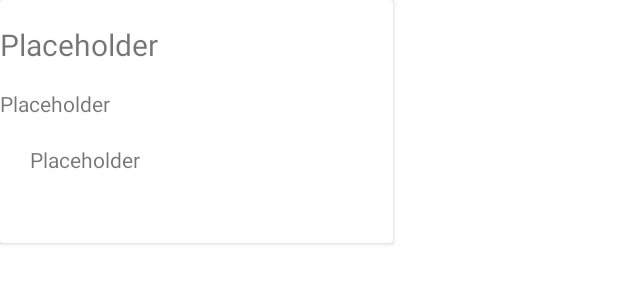
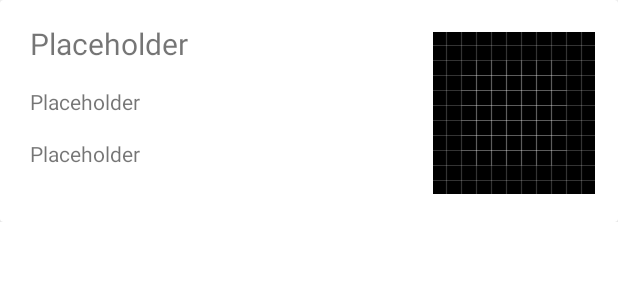
Before and after one commit to NandanTadi/RUPizzeriaMobile, an Android app: the layout pizza_row.xml on its own in the app's theme, with its tools: preview values and no code run, on a phone screen of 412 x 824 dp. Shown: the top 300 px of the screen. Run offline under Robolectric (Android 15) with nearby library versions, the phone set to English and light mode, and no system bars.

Commit message:
image edits

```diff
--- a/app/src/main/res/layout/pizza_row.xml
+++ b/app/src/main/res/layout/pizza_row.xml
@@ -10,7 +10,6 @@
         android:id="@+id/pizza_card"
         android:layout_width="match_parent"
         android:layout_height="wrap_content"
-        android:layout_marginEnd="150dp"
         app:layout_constraintEnd_toEndOf="parent"
         app:layout_constraintStart_toStartOf="parent"
         app:layout_constraintTop_toTopOf="parent">
@@ -24,45 +23,48 @@
                 android:id="@+id/pizza_name"
                 android:layout_width="wrap_content"
                 android:layout_height="wrap_content"
-                android:layout_marginTop="16dp"
+                android:layout_marginStart="20dp"
+                android:layout_marginTop="15dp"
                 android:text="Placeholder"
                 android:textSize="20sp"
-                app:layout_constraintTop_toTopOf="parent"
-                tools:layout_editor_absoluteX="16dp" />
+                app:layout_constraintStart_toStartOf="parent"
+                app:layout_constraintTop_toTopOf="parent" />
 
             <TextView
                 android:id="@+id/pizza_crust"
                 android:layout_width="wrap_content"
                 android:layout_height="wrap_content"
-                android:layout_marginTop="16dp"
+                android:layout_marginStart="20dp"
+                android:layout_marginTop="15dp"
                 android:text="Placeholder"
-                app:layout_constraintTop_toBottomOf="@+id/pizza_name"
-                tools:layout_editor_absoluteX="16dp" />
+                app:layout_constraintStart_toStartOf="parent"
+                app:layout_constraintTop_toBottomOf="@+id/pizza_name" />
 
             <TextView
                 android:id="@+id/pizza_toppings"
-                android:layout_width="190dp"
+                android:layout_width="200dp"
                 android:layout_height="55dp"
-                android:layout_marginTop="18dp"
-                android:layout_marginEnd="52dp"
-                android:layout_marginBottom="10dp"
-                android:autoSizeMinTextSize="8px"
+                android:layout_marginStart="20dp"
+                android:layout_marginTop="15dp"
+                android:autoSizeMinTextSize="8dp"
                 android:text="Placeholder"
+                app:layout_constraintStart_toStartOf="parent"
+                app:layout_constraintTop_toBottomOf="@+id/pizza_crust" />
+
+            <ImageView
+                android:id="@+id/pizza_image"
+                android:layout_width="wrap_content"
+                android:layout_height="wrap_content"
+                android:layout_marginTop="20dp"
+                android:layout_marginEnd="15dp"
+                android:layout_marginBottom="18dp"
                 app:layout_constraintBottom_toBottomOf="parent"
                 app:layout_constraintEnd_toEndOf="parent"
-                app:layout_constraintTop_toBottomOf="@+id/pizza_crust"
-                app:layout_constraintVertical_bias="0.0" />
+                app:layout_constraintTop_toTopOf="parent"
+                app:srcCompat="@drawable/ic_launcher_background" />
 
         </androidx.constraintlayout.widget.ConstraintLayout>
 
     </androidx.cardview.widget.CardView>
 
-    <ImageView
-        android:id="@+id/pizza_image"
-        android:layout_width="80dp"
-        android:layout_height="210dp"
-        app:srcCompat="@drawable/donutmainmenuimage"
-        tools:layout_editor_absoluteX="199dp"
-        tools:layout_editor_absoluteY="103dp" />
-
 </androidx.constraintlayout.widget.ConstraintLayout>
```
